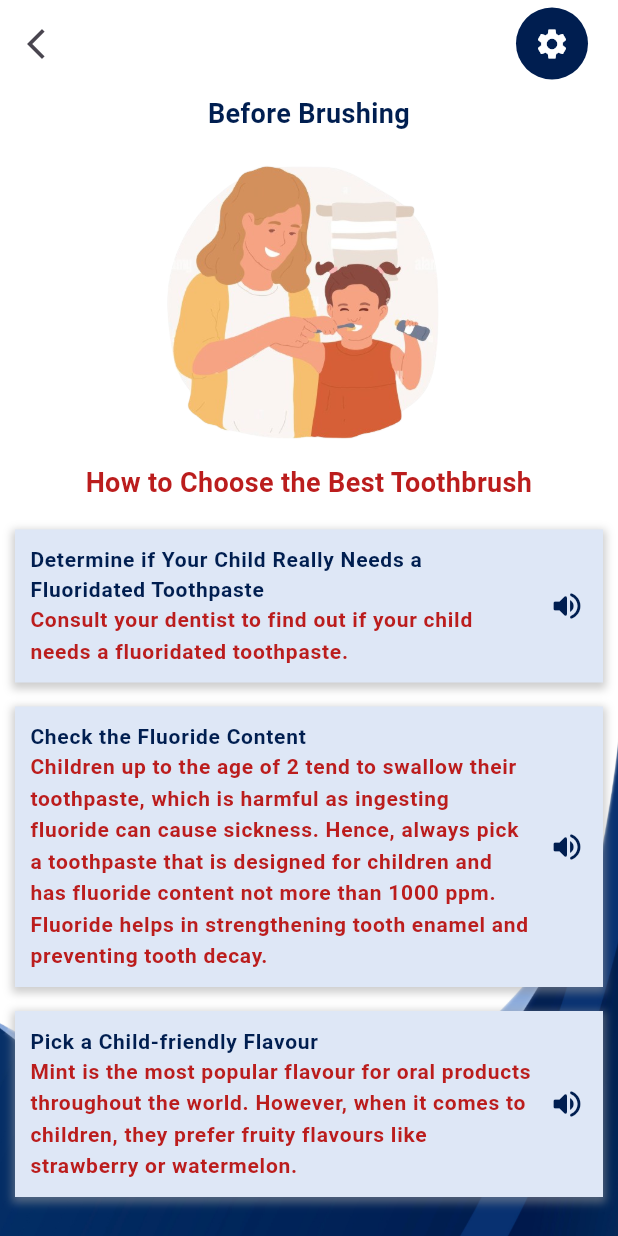
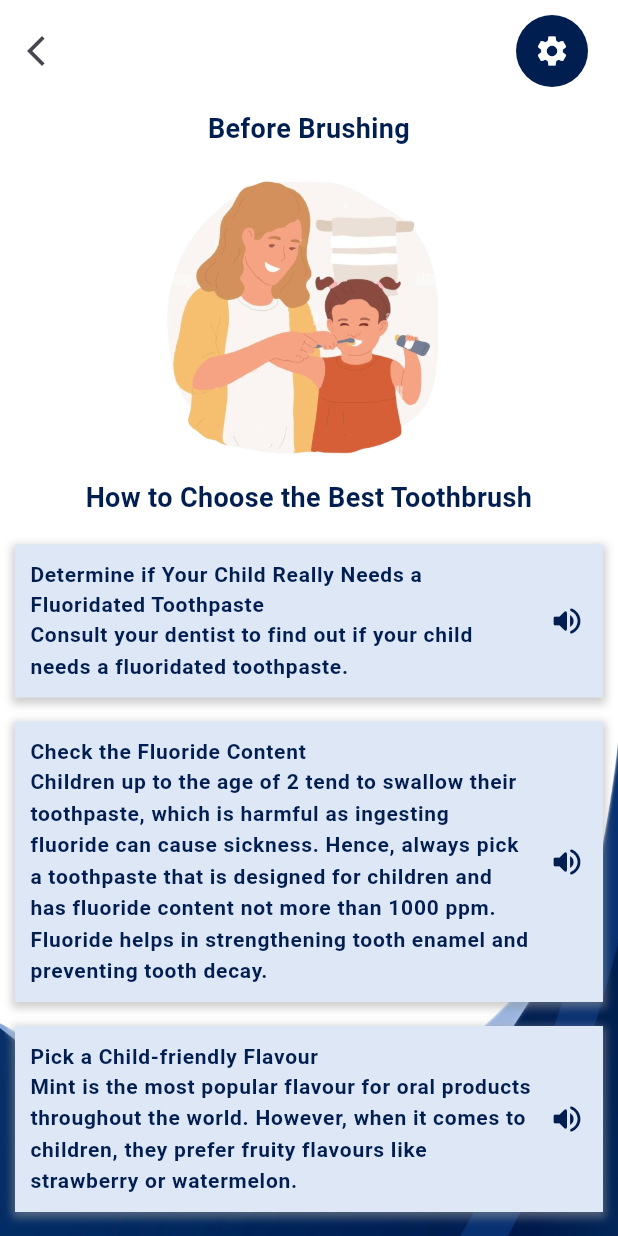
Before and after one commit to navendunandu/nuParent, a Flutter app: the BeforeBrush screen opened directly, on a phone screen of 412 x 824 dp. Run offline on Flutter 3.47's test engine with Material 3 defaults, Android fonts, the phone set to English and light mode, and no system bars; our stand-ins replace chewie, cloud_firestore, firebase_auth, firebase_core, firebase_storage, flutter_tts and 8 more; missing offline and left inert: flutter_ringtone_player; accounts and stored records are empty.

Commit message:
settings icon, while brushing, red to blue color

```diff
--- a/Mobile/lib/Components/appbar.dart
+++ b/Mobile/lib/Components/appbar.dart
@@ -3,7 +3,9 @@ import 'package:nu_parent/main.dart';
 import 'package:nu_parent/settings.dart';
 
 class CustomAppBar extends StatefulWidget {
-  const CustomAppBar({super.key});
+  final Color bgColor;
+  final bool settings;
+  const CustomAppBar({super.key, this.bgColor=AppColors.white, this.settings = true});
 
   @override
   State<CustomAppBar> createState() => _CustomAppBarState();
@@ -12,8 +14,10 @@ class CustomAppBar extends StatefulWidget {
 class _CustomAppBarState extends State<CustomAppBar> {
   @override
   Widget build(BuildContext context) {
-    return Padding(
-      padding: const EdgeInsets.only(right: 20.0, top: 5),
+    return Container(
+      color: widget.bgColor,
+      child: Padding(
+        padding: const EdgeInsets.only(right: 20.0, top: 10, bottom: 5),
         child: Column(
           children: [
             Row(
@@ -24,6 +28,7 @@ class _CustomAppBarState extends State<CustomAppBar> {
                       Navigator.pop(context);
                     },
                     icon: const Icon(Icons.arrow_back_ios_new)),
+                if(widget.settings)
                   Container(
                     decoration: const BoxDecoration(
                       shape: BoxShape.circle,
@@ -46,6 +51,7 @@ class _CustomAppBarState extends State<CustomAppBar> {
             ),
           ],
         ),
+      ),
     );
   }
 }
--- a/Mobile/lib/after_brush.dart
+++ b/Mobile/lib/after_brush.dart
@@ -88,7 +88,7 @@ class _AfterBrushState extends State<AfterBrush> {
                 title,
                 textAlign: TextAlign.center,
                 style: TextStyle(
-                  color: AppColors.red,
+                  color: AppColors.primaryColor,
                   fontWeight: FontWeight.w500,
                   fontSize: 18,
                 ),
@@ -105,7 +105,7 @@ class _AfterBrushState extends State<AfterBrush> {
                   return Box(
                     text: item1[index],
                     flutterTts: flutterTts,
-                    colour: AppColors.red,
+                    colour: AppColors.primaryColor,
                   );
                 },
               ),
@@ -146,7 +146,7 @@ class _AfterBrushState extends State<AfterBrush> {
                   return Box(
                     text: item2[index],
                     flutterTts: flutterTts,
-                    colour: AppColors.red,
+                    colour: AppColors.primaryColor,
                   );
                 },
               ),
--- a/Mobile/lib/before_brush.dart
+++ b/Mobile/lib/before_brush.dart
@@ -101,7 +101,7 @@ class _BeforeBrushState extends State<BeforeBrush> {
                 'How to Choose the Best Toothbrush',
                 textAlign: TextAlign.center,
                 style: TextStyle(
-                  color: AppColors.red,
+                  color: AppColors.primaryColor,
                   fontWeight: FontWeight.w600,
                   fontSize: 18,
                 ),
@@ -121,7 +121,7 @@ class _BeforeBrushState extends State<BeforeBrush> {
                     text: items1[index]["text"],
                     title: items1[index]["title"],
                     flutterTts: flutterTts,
-                    colour: AppColors.red,
+                    colour: AppColors.primaryColor,
                   );
                 },
               ),
@@ -174,16 +174,16 @@ class _BeforeBrushState extends State<BeforeBrush> {
                                 children: [
                                   Padding(
                                     padding: const EdgeInsets.fromLTRB(8, 6, 10, 0),
-                                    child: Icon(Icons.circle, size: 12, color: AppColors.red,),
+                                    child: Icon(Icons.circle, size: 12, color: AppColors.primaryColor,),
                                   ),
-                                  // Text('\u2022',style: TextStyle(fontSize: 25, fontWeight: FontWeight.w600, color: AppColors.red)),
-                                  Flexible(child: Text(item,style: TextStyle(fontSize: 16, fontWeight: FontWeight.w600, color: AppColors.red)))
+                                  // Text('\u2022',style: TextStyle(fontSize: 25, fontWeight: FontWeight.w600, color: AppColors.primaryColor)),
+                                  Flexible(child: Text(item,style: TextStyle(fontSize: 16, fontWeight: FontWeight.w600, color: AppColors.primaryColor)))
                                 ],
                               ),
                             )
                               // Text(
                               //   '\u2022 $item', // Unicode character for bullet point
-                              //   style: TextStyle(fontSize: 16, fontWeight: FontWeight.w600, color: AppColors.red),
+                              //   style: TextStyle(fontSize: 16, fontWeight: FontWeight.w600, color: AppColors.primaryColor),
                               // ),
                           ],
                         ),
@@ -214,7 +214,7 @@ class _BeforeBrushState extends State<BeforeBrush> {
             //       return Box(
             //         text: item2[index],
             //         flutterTts: flutterTts,
-            //         colour: AppColors.red,
+            //         colour: AppColors.primaryColor,
             //       );
             //     },
             //   ),
--- a/Mobile/lib/brushing_instruction.dart
+++ b/Mobile/lib/brushing_instruction.dart
@@ -4,6 +4,7 @@ import 'package:nu_parent/after_brush.dart';
 import 'package:nu_parent/before_brush.dart';
 import 'package:nu_parent/main.dart';
 import 'package:nu_parent/prepare_brush.dart';
+import 'package:nu_parent/while_brush.dart';
 
 class BrushingInstruction extends StatefulWidget {
   final int age;
@@ -136,7 +137,9 @@ class _BrushingInstructionState extends State<BrushingInstruction> {
                     mainAxisAlignment: MainAxisAlignment.spaceEvenly,
                     children: [
                       GestureDetector(
-                        onTap: () {},
+                        onTap: () {
+                          Navigator.push(context, MaterialPageRoute(builder: (context) => const WhileBrush(),));
+                        },
                         child: Container(
                           height: 150,
                           width: 150,
--- a/Mobile/lib/prepare_brush.dart
+++ b/Mobile/lib/prepare_brush.dart
@@ -132,7 +132,7 @@ class _AfterBrushState extends State<PrepareBrush> {
                     text: items1[index]["text"],
                     title: items1[index]["title"],
                     flutterTts: flutterTts,
-                    colour: AppColors.red,
+                    colour: AppColors.primaryColor,
                   );
                 },
               ),
@@ -164,7 +164,7 @@ class _AfterBrushState extends State<PrepareBrush> {
                   return Box(
                     text: item2[index],
                     flutterTts: flutterTts,
-                    colour: AppColors.red,
+                    colour: AppColors.primaryColor,
                   );
                 },
               ),
--- a/Mobile/lib/settings.dart
+++ b/Mobile/lib/settings.dart
@@ -31,7 +31,7 @@ class _SettingsScreenState extends State<SettingsScreen> {
         )),
         child: ListView(
           children: [
-            const CustomAppBar(),
+            const CustomAppBar(settings: false,),
             const SizedBox(
                 height: 80,
                 child: Center(
--- a/Mobile/lib/while_brush.dart
+++ b/Mobile/lib/while_brush.dart
@@ -62,7 +62,7 @@ class _WhileBrushState extends State<WhileBrush> {
                   return Box(
                     text: items[index],
                     flutterTts: flutterTts,
-                    colour: AppColors.red,
+                    colour: AppColors.primaryColor,
                   );
                 },
               ),
```
Also changed, not shown: Mobile/lib/child_dashboard.dart (+35 -33 lines). Lines whose indentation alone changed are shown as unchanged.
